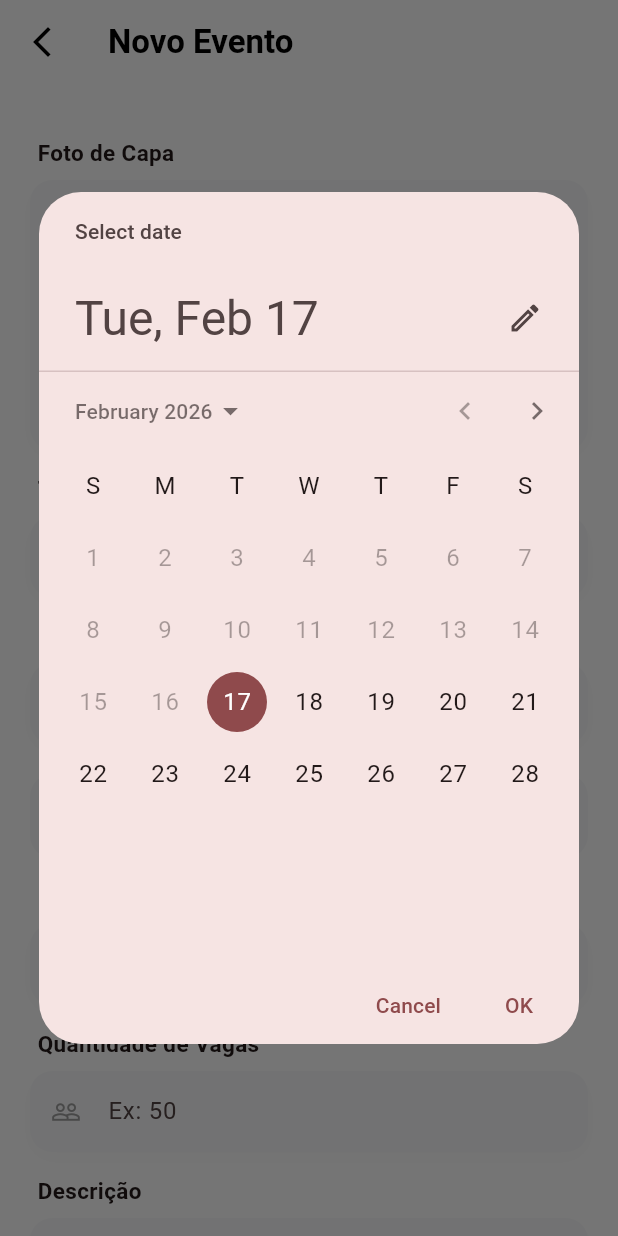
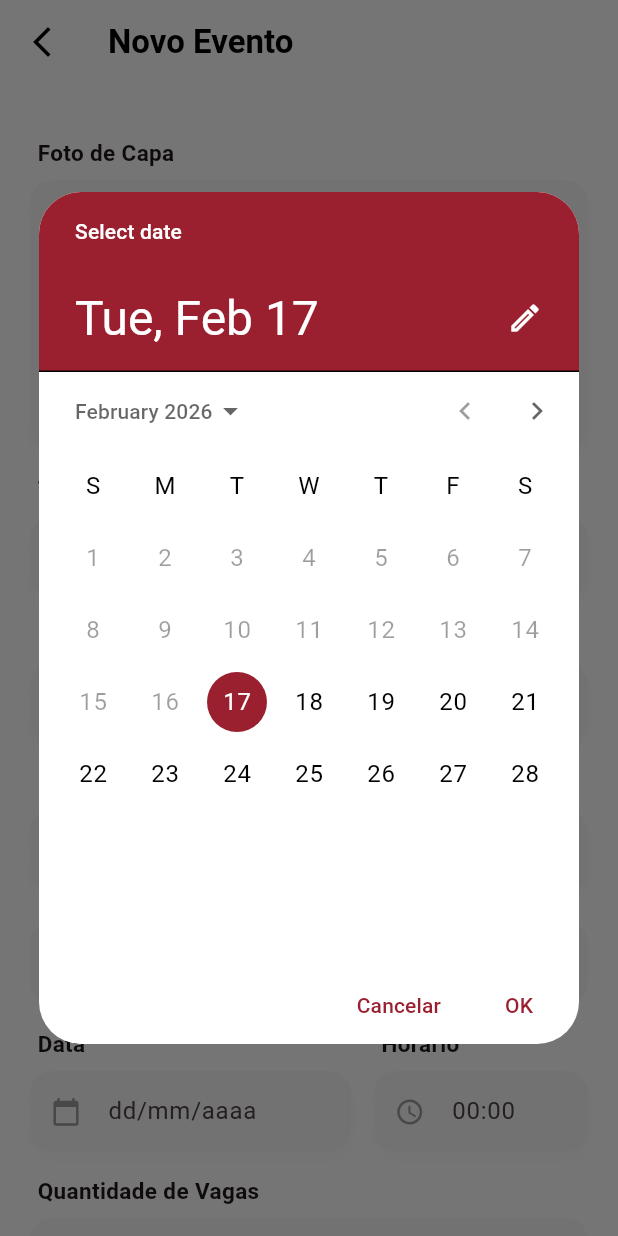
Before and after one commit to victoriacarvalho/secomp_app, a Flutter app: the CreateEventScreen screen opened directly, after a tap on "dd/mm/aaaa", on a phone screen of 412 x 824 dp. Run offline on Flutter 3.47's test engine with Material 3 defaults, Android fonts, the light colour scheme and no system bars; our stand-ins replace cloud_firestore, firebase_auth, firebase_core, image_picker; accounts and stored records are empty.

Commit message:
refactor CreateEventScreen: Add anti-stretch scroll, improved styling, and cleaned code

```diff
--- a/lib/screens/create_event_screen.dart
+++ b/lib/screens/create_event_screen.dart
@@ -14,8 +14,9 @@ class CreateEventScreen extends StatefulWidget {
 class _CreateEventScreenState extends State<CreateEventScreen> {
   final _formKey = GlobalKey<FormState>();
 
-  // Controllers Fixos
+  // Controllers
   final _tituloController = TextEditingController();
+  final _palestranteController = TextEditingController();
   final _localController = TextEditingController();
   final _dataController = TextEditingController();
   final _horaController = TextEditingController();
@@ -23,20 +24,31 @@ class _CreateEventScreenState extends State<CreateEventScreen> {
   final _vagasController = TextEditingController();
   final _linkController = TextEditingController();
 
-  // Variáveis de Estado
   File? _imageFile;
   DateTime? _dataSelecionada;
   TimeOfDay? _horarioSelecionado;
 
-  // Lista Dinâmica para Palestrantes Extras
   final List<TextEditingController> _convidadosControllers = [];
 
   bool _carregando = false;
-  bool _isOnline = false; // Controle do Switch Online/Presencial
+  bool _isOnline = false;
 
   final Color primaryRed = const Color(0xFF9A202F);
 
-  // --- SELEÇÃO DE IMAGEM ---
+  @override
+  void dispose() {
+    _tituloController.dispose();
+    _palestranteController.dispose();
+    _localController.dispose();
+    _dataController.dispose();
+    _horaController.dispose();
+    _descricaoController.dispose();
+    _vagasController.dispose();
+    _linkController.dispose();
+    for (var c in _convidadosControllers) { c.dispose(); }
+    super.dispose();
+  }
+
   Future<void> _pickImage() async {
     final picker = ImagePicker();
     final pickedFile = await picker.pickImage(source: ImageSource.gallery);
@@ -47,13 +59,44 @@ class _CreateEventScreenState extends State<CreateEventScreen> {
     }
   }
 
-  // --- SELEÇÃO DE DATA ---
+  // Selecionar Data (Traduzido e Estilizado)
   Future<void> _selecionarData(BuildContext context) async {
     final DateTime? picked = await showDatePicker(
       context: context,
       initialDate: DateTime.now(),
       firstDate: DateTime.now(),
       lastDate: DateTime(2030),
+      cancelText: 'Cancelar',
+      confirmText: 'OK',
+      builder: (context, child) {
+        return Theme(
+          data: Theme.of(context).copyWith(
+            colorScheme: ColorScheme.light(
+              primary: primaryRed,
+              onPrimary: Colors.white,
+              onSurface: Colors.black,
+              surface: Colors.white,
+            ),
+            textButtonTheme: TextButtonThemeData(
+              style: TextButton.styleFrom(foregroundColor: primaryRed),
+            ),
+            dialogBackgroundColor: Colors.white,
+            datePickerTheme: DatePickerThemeData(
+              backgroundColor: Colors.white,
+              headerBackgroundColor: primaryRed,
+              headerForegroundColor: Colors.white,
+              todayBorder: BorderSide(color: primaryRed, width: 2.0),
+              todayForegroundColor: MaterialStateProperty.resolveWith((states) {
+                if (states.contains(MaterialState.selected)) {
+                  return Colors.white;
+                }
+                return primaryRed;
+              }),
+            ),
+          ),
+          child: child!,
+        );
+      },
     );
     if (picked != null) {
       setState(() {
@@ -63,15 +106,35 @@ class _CreateEventScreenState extends State<CreateEventScreen> {
     }
   }
 
-  // --- SELEÇÃO DE HORÁRIO ---
+  // Selecionar Horário (Traduzido e Estilizado)
   Future<void> _selecionarHorario(BuildContext context) async {
     final TimeOfDay? picked = await showTimePicker(
       context: context,
       initialTime: TimeOfDay.now(),
+      cancelText: 'Cancelar',
+      confirmText: 'OK',
       builder: (context, child) {
-        return MediaQuery(
+        return Theme(
+          data: Theme.of(context).copyWith(
+            colorScheme: ColorScheme.light(
+              primary: primaryRed,
+              onPrimary: Colors.white,
+              surface: Colors.white,
+              onSurface: Colors.black,
+            ),
+            textButtonTheme: TextButtonThemeData(
+              style: TextButton.styleFrom(foregroundColor: primaryRed),
+            ),
+            timePickerTheme: TimePickerThemeData(
+              backgroundColor: Colors.white,
+              dialHandColor: primaryRed,
+              dialBackgroundColor: Colors.grey[200],
+            )
+          ),
+          child: MediaQuery(
             data: MediaQuery.of(context).copyWith(alwaysUse24HourFormat: true),
             child: child!,
+          ),
         );
       },
     );
@@ -84,7 +147,6 @@ class _CreateEventScreenState extends State<CreateEventScreen> {
     }
   }
 
-  // --- SALVAR EVENTO (COM IMAGEM LOCAL + ONLINE + PALESTRANTES) ---
   void _salvarEvento() async {
     if (!_formKey.currentState!.validate()) return;
 
@@ -112,7 +174,6 @@ class _CreateEventScreenState extends State<CreateEventScreen> {
         caminhoImagemFinal = await authService.uploadImagemImgBB(_imageFile!);
       }
 
-      // 2. COMBINAR DATA + HORA
       final DateTime dataFinal = DateTime(
         _dataSelecionada!.year,
         _dataSelecionada!.month,
@@ -121,23 +182,22 @@ class _CreateEventScreenState extends State<CreateEventScreen> {
         _horarioSelecionado!.minute,
       );
 
-      // 3. PREPARAR LISTA DE PALESTRANTES
       List<String> convidados = _convidadosControllers
           .map((c) => c.text.trim())
           .where((t) => t.isNotEmpty)
           .toList();
 
-      // 4. CRIAR O EVENTO NA LISTA LOCAL
       String? erro = await authService.criarEvento(
         titulo: _tituloController.text.trim(),
-        local: _localController.text.trim(), // Se for online, o serviço pode ignorar ou usar como backup
+        nomePalestrante: _palestranteController.text.trim(),
+        local: _localController.text.trim(),
         data: dataFinal,
         descricao: _descricaoController.text.trim(),
         vagas: int.tryParse(_vagasController.text) ?? 0,
         palestrantesConvidados: convidados,
         isOnline: _isOnline,
         link: _isOnline ? _linkController.text.trim() : null,
-        imageUrl: caminhoImagemFinal, // Caminho seguro da imagem salva
+        imageUrl: caminhoImagemFinal,
       );
 
       setState(() => _carregando = false);
@@ -145,7 +205,7 @@ class _CreateEventScreenState extends State<CreateEventScreen> {
       if (erro == null) {
         if (mounted) {
           ScaffoldMessenger.of(context).showSnackBar(const SnackBar(content: Text("Evento criado com sucesso!")));
-          Navigator.pop(context); // Volta para a tela anterior
+          Navigator.pop(context);
         }
       } else {
         if (mounted) {
@@ -154,7 +214,7 @@ class _CreateEventScreenState extends State<CreateEventScreen> {
       }
     } catch (e) {
       setState(() => _carregando = false);
-      ScaffoldMessenger.of(context).showSnackBar(SnackBar(content: Text("Erro interno: $e")));
+      if (mounted) ScaffoldMessenger.of(context).showSnackBar(SnackBar(content: Text("Erro interno: $e")));
     }
   }
 
@@ -171,14 +231,18 @@ class _CreateEventScreenState extends State<CreateEventScreen> {
         ),
         title: const Text("Novo Evento", style: TextStyle(color: Colors.black, fontWeight: FontWeight.bold)),
       ),
-      body: SingleChildScrollView(
+
+      // Remove efeito de esticamento ---
+      body: ScrollConfiguration(
+        behavior: ScrollConfiguration.of(context).copyWith(overscroll: false),
+        child: SingleChildScrollView(
+          physics: const ClampingScrollPhysics(),
           padding: const EdgeInsets.all(20.0),
           child: Form(
             key: _formKey,
             child: Column(
               crossAxisAlignment: CrossAxisAlignment.start,
               children: [
-              // --- CAMPO DE FOTO ---
                 _buildLabel("Foto de Capa"),
                 GestureDetector(
                   onTap: _pickImage,
@@ -206,16 +270,17 @@ class _CreateEventScreenState extends State<CreateEventScreen> {
                   ),
                 ),
 
-              // --- CAMPOS BÁSICOS ---
                 _buildLabel("Título do Evento"),
                 _buildTextField(_tituloController, "Ex: Palestra sobre IA"),
+
+                _buildLabel("Palestrante Principal"),
+                _buildTextField(_palestranteController, "Nome do Palestrante", icon: Icons.person_outline),
 
                 _buildLabel("Local / Plataforma"),
                 _buildTextField(_localController, "Ex: Auditório Central ou Google Meet"),
 
                 const SizedBox(height: 20),
 
-              // --- SWITCH ONLINE ---
                 Container(
                   decoration: BoxDecoration(
                     color: const Color(0xFFF8F9FA),
@@ -233,7 +298,6 @@ class _CreateEventScreenState extends State<CreateEventScreen> {
                   ),
                 ),
 
-              // Se for Online, mostra campo de Link
                 if (_isOnline) ...[
                   _buildLabel("Link da Reunião"),
                   _buildTextField(
@@ -243,7 +307,6 @@ class _CreateEventScreenState extends State<CreateEventScreen> {
                   ),
                 ],
 
-              // --- DATA E HORA ---
                 Row(
                   children: [
                     Expanded(
@@ -288,10 +351,20 @@ class _CreateEventScreenState extends State<CreateEventScreen> {
 
                 const SizedBox(height: 25),
 
-              // --- SEÇÃO DE PALESTRANTES EXTRAS ---
-              _buildPalestrantesHeader(),
+                // Seção Palestrantes Extras
+                Row(
+                  mainAxisAlignment: MainAxisAlignment.spaceBetween,
+                  children: [
+                    const Text("Palestrantes Extras", style: TextStyle(fontSize: 17, fontWeight: FontWeight.bold)),
+                    if (_convidadosControllers.length < 5)
+                      TextButton.icon(
+                        onPressed: () => setState(() => _convidadosControllers.add(TextEditingController())),
+                        icon: Icon(Icons.add, color: primaryRed),
+                        label: Text("Adicionar", style: TextStyle(color: primaryRed)),
+                      ),
+                  ],
+                ),
 
-              // Lista os campos extras de palestrantes
                 ..._convidadosControllers.map((controller) => Padding(
                   padding: const EdgeInsets.only(top: 10),
                   child: _buildTextField(
@@ -304,7 +377,7 @@ class _CreateEventScreenState extends State<CreateEventScreen> {
 
                 const SizedBox(height: 40),
 
-              // --- BOTÃO SALVAR ---
+                // Botão Salvar
                 SizedBox(
                   width: double.infinity,
                   height: 55,
@@ -324,10 +397,9 @@ class _CreateEventScreenState extends State<CreateEventScreen> {
             ),
           ),
         ),
+      ),
     );
   }
-
-  // --- WIDGETS AUXILIARES ---
 
   Widget _buildLabel(String text) {
     return Padding(
@@ -358,7 +430,6 @@ class _CreateEventScreenState extends State<CreateEventScreen> {
           prefixIcon: icon != null ? Icon(icon, color: Colors.grey, size: 20) : null,
           contentPadding: const EdgeInsets.symmetric(horizontal: 20, vertical: 15),
           border: InputBorder.none,
-          // Botão de remover só aparece para convidados extras
           suffixIcon: isConvidado
               ? IconButton(icon: const Icon(Icons.remove_circle_outline, color: Colors.red), onPressed: onDelete)
               : null,
@@ -370,20 +441,4 @@ class _CreateEventScreenState extends State<CreateEventScreen> {
       ),
     );
   }
-
-  Widget _buildPalestrantesHeader() {
-    return Row(
-      mainAxisAlignment: MainAxisAlignment.spaceBetween,
-      children: [
-        const Text("Palestrantes Extras", style: TextStyle(fontSize: 17, fontWeight: FontWeight.bold)),
-        // Limita a 5 palestrantes extras para não poluir a tela
-        if (_convidadosControllers.length < 5)
-          TextButton.icon(
-            onPressed: () => setState(() => _convidadosControllers.add(TextEditingController())),
-            icon: Icon(Icons.add, color: primaryRed),
-            label: Text("Adicionar", style: TextStyle(color: primaryRed)),
-          ),
-      ],
-    );
 }
-}
```
Lines whose indentation alone changed are shown as unchanged.
